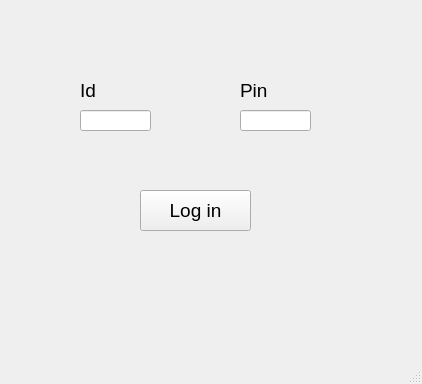
tvt20kmo-ohjelmistokehitysprojekti/Group10, file ATMAAAAAAAAAAAAAAAAAAAAA/mainwindow.ui: the form before one commit.
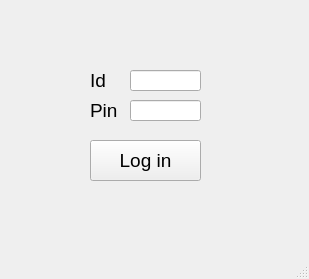
The form after the commit.

The edit to the form file:
```diff
--- a/ATMAAAAAAAAAAAAAAAAAAAAA/mainwindow.ui
+++ b/ATMAAAAAAAAAAAAAAAAAAAAA/mainwindow.ui
@@ -6,8 +6,8 @@
    <rect>
     <x>0</x>
     <y>0</y>
-    <width>422</width>
-    <height>384</height>
+    <width>309</width>
+    <height>279</height>
    </rect>
   </property>
   <property name="font">
@@ -22,8 +22,8 @@
    <widget class="QPushButton" name="btnlogin">
     <property name="geometry">
      <rect>
-      <x>140</x>
-      <y>190</y>
+      <x>90</x>
+      <y>140</y>
       <width>111</width>
       <height>41</height>
      </rect>
@@ -35,8 +35,8 @@
    <widget class="QLineEdit" name="lineEdit_id">
     <property name="geometry">
      <rect>
-      <x>80</x>
-      <y>110</y>
+      <x>130</x>
+      <y>70</y>
       <width>71</width>
       <height>21</height>
      </rect>
@@ -45,9 +45,9 @@
    <widget class="QLabel" name="label">
     <property name="geometry">
      <rect>
-      <x>80</x>
-      <y>80</y>
-      <width>61</width>
+      <x>90</x>
+      <y>70</y>
+      <width>31</width>
       <height>21</height>
      </rect>
     </property>
@@ -58,9 +58,9 @@
    <widget class="QLabel" name="label_2">
     <property name="geometry">
      <rect>
-      <x>240</x>
-      <y>80</y>
-      <width>91</width>
+      <x>90</x>
+      <y>100</y>
+      <width>41</width>
       <height>21</height>
      </rect>
     </property>
@@ -71,13 +71,26 @@
    <widget class="QLineEdit" name="lineEdit_pin">
     <property name="geometry">
      <rect>
-      <x>240</x>
-      <y>110</y>
+      <x>130</x>
+      <y>100</y>
       <width>71</width>
       <height>21</height>
      </rect>
     </property>
    </widget>
+   <widget class="QLabel" name="label_paska">
+    <property name="geometry">
+     <rect>
+      <x>80</x>
+      <y>190</y>
+      <width>141</width>
+      <height>31</height>
+     </rect>
+    </property>
+    <property name="text">
+     <string/>
+    </property>
+   </widget>
   </widget>
   <widget class="QMenuBar" name="menubar">
    <property name="geometry">
```
Left out of the diff: 2 changed lines with no effect on the pictures.
